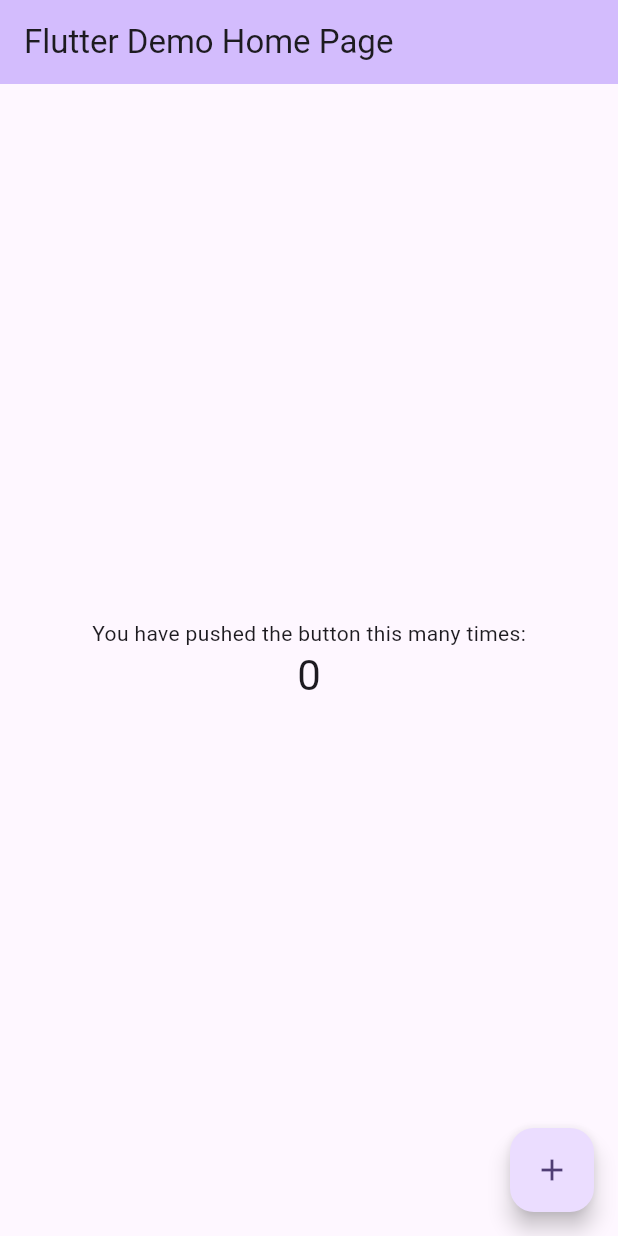
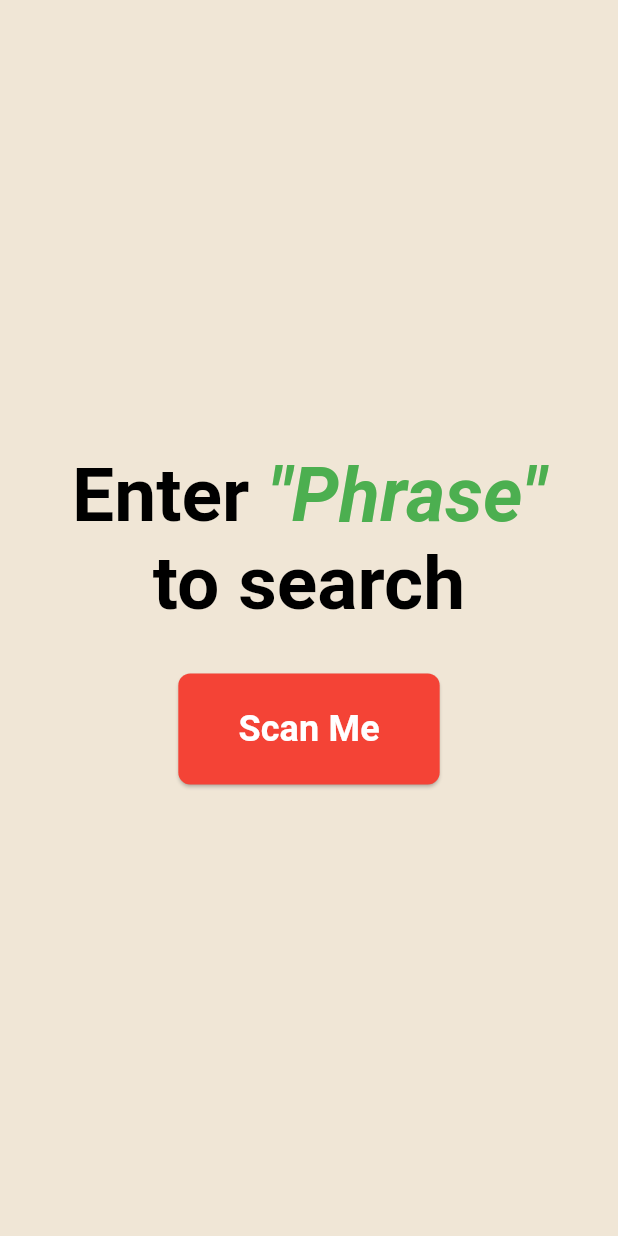
Before and after one commit to akanksha-91-kale/team-collaboration, a Flutter app: the screen it shows after launch, on a phone screen of 412 x 824 dp. Run offline on Flutter 3.47's test engine with Material 3 defaults, Android fonts, the phone set to English and light mode, and no system bars; our stand-ins replace file_picker, open_filex.

Commit message:
updated the frontend code

```diff
--- a/lib/main.dart
+++ b/lib/main.dart
@@ -1,122 +1,113 @@
 import 'package:flutter/material.dart';
 
+// 1. THIS IS THE REQUIRED ENTRY POINT
 void main() {
+  // The runApp function takes the root widget of your application
   runApp(const MyApp());
 }
 
+// 2. This is the root widget (a basic container for your app)
 class MyApp extends StatelessWidget {
   const MyApp({super.key});
 
-  // This widget is the root of your application.
   @override
   Widget build(BuildContext context) {
     return MaterialApp(
-      title: 'Flutter Demo',
+      title: 'Your Smart Tile App',
       theme: ThemeData(
-        // This is the theme of your application.
-        //
-        // TRY THIS: Try running your application with "flutter run". You'll see
-        // the application has a purple toolbar. Then, without quitting the app,
-        // try changing the seedColor in the colorScheme below to Colors.green
-        // and then invoke "hot reload" (save your changes or press the "hot
-        // reload" button in a Flutter-supported IDE, or press "r" if you used
-        // the command line to start the app).
-        //
-        // Notice that the counter didn't reset back to zero; the application
-        // state is not lost during the reload. To reset the state, use hot
-        // restart instead.
-        //
-        // This works for code too, not just values: Most code changes can be
-        // tested with just a hot reload.
-        colorScheme: ColorScheme.fromSeed(seedColor: Colors.deepPurple),
+        primarySwatch: Colors.blue,
       ),
-      home: const MyHomePage(title: 'Flutter Demo Home Page'),
+      // Set the home property to the updated screen
+      home: const PlaceholderScreen(),
     );
   }
 }
 
-class MyHomePage extends StatefulWidget {
-  const MyHomePage({super.key, required this.title});
-
-  // This widget is the home page of your application. It is stateful, meaning
-  // that it has a State object (defined below) that contains fields that affect
-  // how it looks.
-
-  // This class is the configuration for the state. It holds the values (in this
-  // case the title) provided by the parent (in this case the App widget) and
-  // used by the build method of the State. Fields in a Widget subclass are
-  // always marked "final".
-
-  final String title;
-
-  @override
-  State<MyHomePage> createState() => _MyHomePageState();
-}
-
-class _MyHomePageState extends State<MyHomePage> {
-  int _counter = 0;
-
-  void _incrementCounter() {
-    setState(() {
-      // This call to setState tells the Flutter framework that something has
-      // changed in this State, which causes it to rerun the build method below
-      // so that the display can reflect the updated values. If we changed
-      // _counter without calling setState(), then the build method would not be
-      // called again, and so nothing would appear to happen.
-      _counter++;
-    });
-  }
+// 3. The screen updated to match your design
+class PlaceholderScreen extends StatelessWidget {
+  const PlaceholderScreen({super.key});
 
   @override
   Widget build(BuildContext context) {
-    // This method is rerun every time setState is called, for instance as done
-    // by the _incrementCounter method above.
-    //
-    // The Flutter framework has been optimized to make rerunning build methods
-    // fast, so that you can just rebuild anything that needs updating rather
-    // than having to individually change instances of widgets.
+    // Define a slightly darker cream color for the background
+    const Color darkCreamColor =
+        Color(0xFFF0E6D6); // A slightly deeper cream/old lace color
+
+    // Using Scaffold to set the background color
     return Scaffold(
-      appBar: AppBar(
-        // TRY THIS: Try changing the color here to a specific color (to
-        // Colors.amber, perhaps?) and trigger a hot reload to see the AppBar
-        // change color while the other colors stay the same.
-        backgroundColor: Theme.of(context).colorScheme.inversePrimary,
-        // Here we take the value from the MyHomePage object that was created by
-        // the App.build method, and use it to set our appbar title.
-        title: Text(widget.title),
-      ),
+      backgroundColor:
+          darkCreamColor, // Set the slightly darker cream background color
       body: Center(
-        // Center is a layout widget. It takes a single child and positions it
-        // in the middle of the parent.
+        // Use Center to center the content horizontally and vertically
         child: Column(
-          // Column is also a layout widget. It takes a list of children and
-          // arranges them vertically. By default, it sizes itself to fit its
-          // children horizontally, and tries to be as tall as its parent.
-          //
-          // Column has various properties to control how it sizes itself and
-          // how it positions its children. Here we use mainAxisAlignment to
-          // center the children vertically; the main axis here is the vertical
-          // axis because Columns are vertical (the cross axis would be
-          // horizontal).
-          //
-          // TRY THIS: Invoke "debug painting" (choose the "Toggle Debug Paint"
-          // action in the IDE, or press "p" in the console), to see the
-          // wireframe for each widget.
-          mainAxisAlignment: MainAxisAlignment.center,
+          // Use Column to stack the RichText and the Button vertically
+          mainAxisAlignment:
+              MainAxisAlignment.center, // Center the content vertically
+          crossAxisAlignment:
+              CrossAxisAlignment.center, // Center the children horizontally
+          mainAxisSize: MainAxisSize
+              .min, // Make the column occupy only the space it needs
           children: <Widget>[
-            const Text('You have pushed the button this many times:'),
-            Text(
-              '$_counter',
-              style: Theme.of(context).textTheme.headlineMedium,
+            // 1. The RichText (Phrase)
+            Padding(
+              padding: const EdgeInsets.symmetric(
+                  horizontal:
+                      20.0), // Add horizontal padding for text on smaller screens
+              child: RichText(
+                textAlign: TextAlign.center, // Center the text itself
+                text: TextSpan(
+                  style: const TextStyle(
+                    fontSize: 50, // Large font size for the entire text
+                    fontWeight: FontWeight.bold, // Make the entire text bold
+                    color:
+                        Colors.black, // Default color for all non-styled text
+                  ),
+                  children: <TextSpan>[
+                    const TextSpan(text: 'Enter '), // "Enter " in black, bold
+                    TextSpan(
+                      text: '"Phrase"', // "Phrase" in double quotes
+                      style: TextStyle(
+                        color: Colors.green, // Word in green color
+                        fontStyle: FontStyle.italic, // Word in italics
+                      ),
+                    ),
+                    const TextSpan(
+                        text: '  to search'), // " to search" in black, bold
+                  ],
+                ),
+              ),
+            ),
+
+            // 2. Vertical Spacer/Padding
+            const SizedBox(
+                height: 30.0), // Add vertical spacing between text and button
+
+            // 3. The Green "Scan Me" Button
+            ElevatedButton(
+              onPressed: () {
+                // TODO: Add your button functionality here (e.g., call a scan function)
+                print('Scan Me button pressed!');
+              },
+              style: ElevatedButton.styleFrom(
+                backgroundColor: Colors.red, // Set the button background to red
+                padding: const EdgeInsets.symmetric(
+                    horizontal: 40, vertical: 20), // Adjust button padding
+                shape: RoundedRectangleBorder(
+                  borderRadius: BorderRadius.circular(8), // Add rounded corners
+                ),
+              ),
+              child: const Text(
+                'Scan Me',
+                style: TextStyle(
+                  fontSize: 24, // Set the text size of the button
+                  fontWeight: FontWeight.bold,
+                  color: Colors.white, // White text for contrast on green
+                ),
+              ),
             ),
           ],
         ),
       ),
-      floatingActionButton: FloatingActionButton(
-        onPressed: _incrementCounter,
-        tooltip: 'Increment',
-        child: const Icon(Icons.add),
-      ), // This trailing comma makes auto-formatting nicer for build methods.
     );
   }
 }
```
Also changed, not shown: lib/models/file_item.dart (added, +51 -0 lines), lib/providers/file_provider.dart (added, +49 -0 lines), lib/screens/home_screen.dart (added, +138 -0 lines), lib/services/file_service.dart (added, +24 -0 lines), lib/widgets/file_tile.dart (added, +24 -0 lines), pubspec.yaml (+19 -71 lines), pubspec.lock (added), 9 other files.
